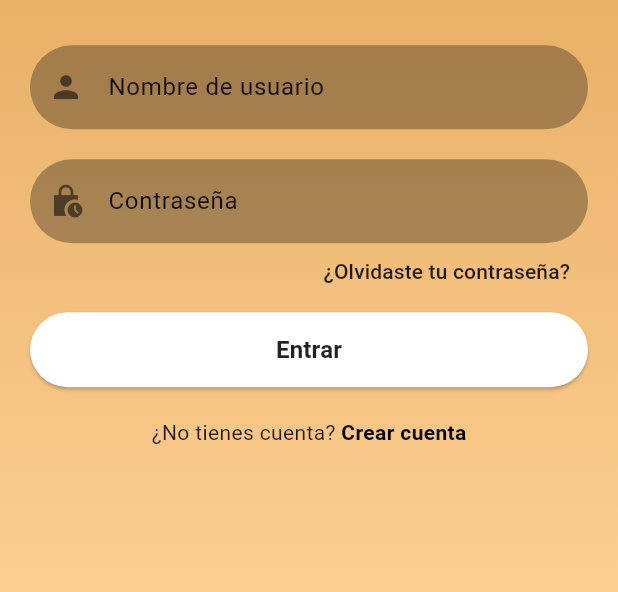
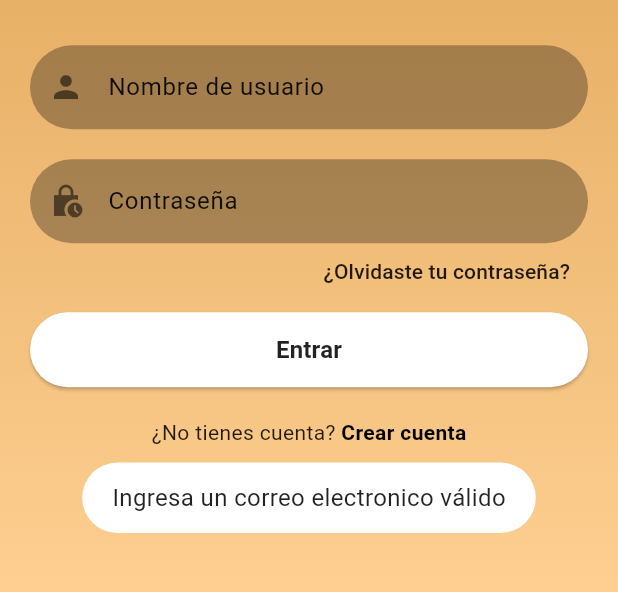
Before and after one commit to PabloGarciaB/ComandasFlutter, a Flutter app: the screen it shows after launch, after a tap on "Entrar", on a phone screen of 412 x 824 dp, the part 607-1199 px from its top. Run offline on Flutter 3.47's test engine with Material 2 defaults, Android fonts, the phone set to English and light mode, and no system bars; our stand-ins replace firebase_auth, firebase_core, fluttertoast; accounts and stored records are empty.

Commit message:
Bienvenida y sign up, cambios
Cambios a como estaban antes de fallar

```diff
--- a/comandas_flutter_git/lib/pages/bienvenida_login.dart
+++ b/comandas_flutter_git/lib/pages/bienvenida_login.dart
@@ -5,6 +5,7 @@ import 'package:comandas_flutter_git/utils/colors_util.dart';
 import 'package:firebase_auth/firebase_auth.dart';
 import 'package:flutter/material.dart';
 import 'package:comandas_flutter_git/reusable_widget/reusable_widget.dart';
+import 'package:fluttertoast/fluttertoast.dart';
 
 class WelcomeScreen extends StatefulWidget {
   const WelcomeScreen({super.key});
@@ -50,16 +51,41 @@ class _WelcomeScreenState extends State<WelcomeScreen> {
                 ),
                 forgetPassword(context),
                 firebaseButton(context, "Entrar", () {
+                  if (_emailTextController.text.isEmpty) {
+                    Fluttertoast.showToast(
+                        msg: "Ingresa un correo electronico válido",
+                        toastLength: Toast.LENGTH_LONG,
+                        gravity: ToastGravity.BOTTOM,
+                        backgroundColor: Colors.white,
+                        textColor: Colors.black87,
+                        fontSize: 16);
+                  } else if (_passwordTextController.text.isEmpty) {
+                    Fluttertoast.showToast(
+                        msg: "Ingresa la contraseña ",
+                        toastLength: Toast.LENGTH_LONG,
+                        gravity: ToastGravity.BOTTOM,
+                        backgroundColor: Colors.white,
+                        textColor: Colors.black87,
+                        fontSize: 16);
+                  } else if (FirebaseAuth.instance.currentUser == null) {
+                    Navigator.push(
+                        context,
+                        MaterialPageRoute(
+                            builder: ((context) => WelcomeScreen())));
+                  } else {
                     FirebaseAuth.instance
                         .signInWithEmailAndPassword(
                             email: _emailTextController.text,
                             password: _passwordTextController.text)
                         .then((value) {
-                    Navigator.push(context,
-                        MaterialPageRoute(builder: (context) => HomeScreen()));
+                      Navigator.push(
+                          context,
+                          MaterialPageRoute(
+                              builder: (context) => HomeScreen()));
                     }).onError((error, stackTrace) {
                       print("Error: ${error.toString()}");
                     });
+                  }
                 }),
                 signUpOption()
               ],
```
Also changed, not shown: comandas_flutter_git/lib/pages/signup_screen.dart (+38 -0 lines). Lines whose indentation alone changed are shown as unchanged.
